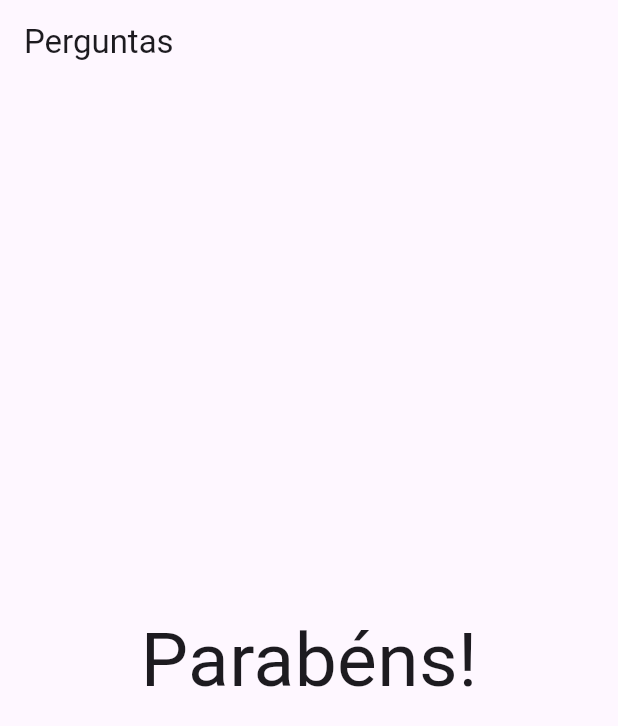
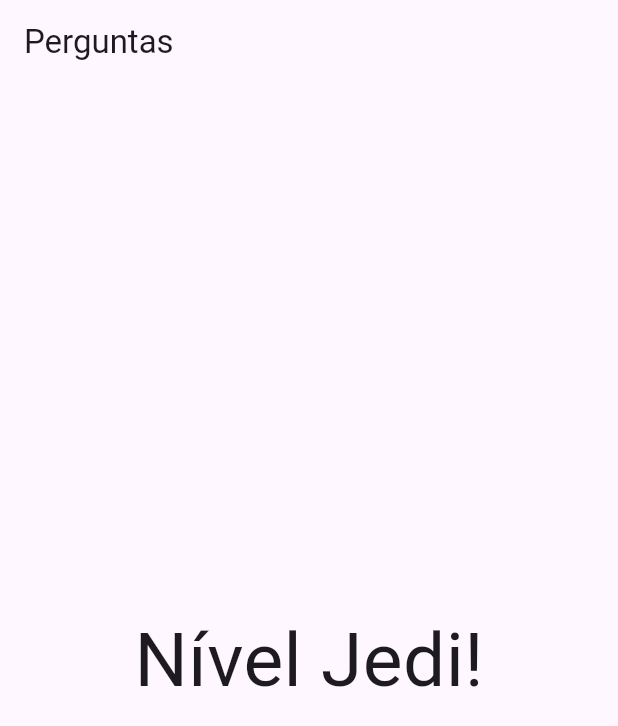
Before and after one commit to GuestRicardo/Quiz-FLUTTER, a Flutter app: the screen it shows after launch, after a tap on "Preto", after a tap on "Coelho", after a tap on "João", on a phone screen of 412 x 824 dp. Shown: the top 726 px of the screen. Run offline on Flutter 3.47's test engine with Material 3 defaults, Android fonts, the phone set to English and light mode, and no system bars.

Commit message:
adiciona pontuação ao resultado do quiz

```diff
--- a/quiz/lib/main.dart
+++ b/quiz/lib/main.dart
@@ -63,7 +63,7 @@ class _PerguntaAppState extends State<PerguntaApp> {
                   perguntaSelecionada: _perguntaSelecionada,
                   quandoResponder: _responder,
                 )
-                : Resultado(),
+                : Resultado(_pontuacaoTotal),
       ),
     );
   }
--- a/quiz/lib/resultado.dart
+++ b/quiz/lib/resultado.dart
@@ -1,12 +1,25 @@
 import 'package:flutter/material.dart';
 
 class Resultado extends StatelessWidget {
-  const Resultado({super.key});
+  final int pontuacao;
+  const Resultado(this.pontuacao, {super.key});
+
+  String get fraseResultado {
+    if (pontuacao < 8) {
+      return 'Parabéns!';
+    } else if (pontuacao < 12) {
+      return 'Você é bom!';
+    } else if (pontuacao < 16) {
+      return 'Impressionante!';
+    } else {
+      return 'Nível Jedi!';
+    }
+  }
 
   @override
   Widget build(BuildContext context) {
     return Center(
-      child: Text('Parabéns!', style: const TextStyle(fontSize: 50)),
+      child: Text(fraseResultado, style: const TextStyle(fontSize: 50)),
     );
   }
 }
```
